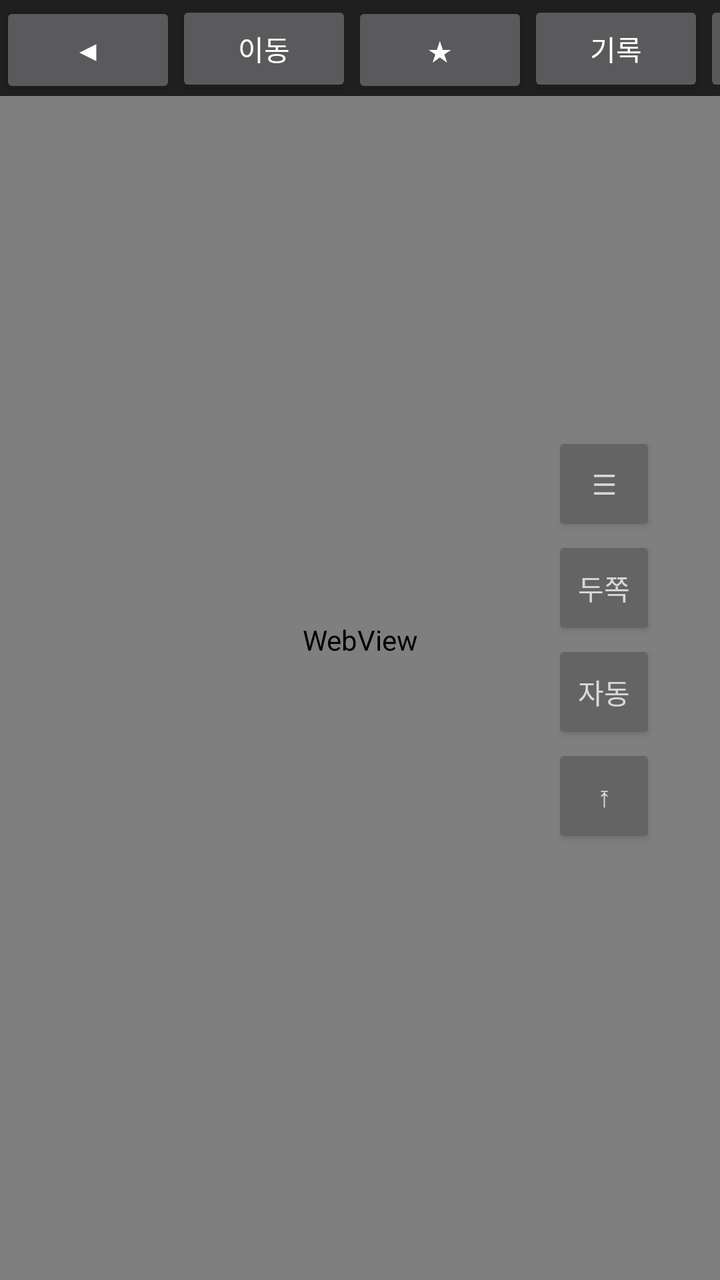
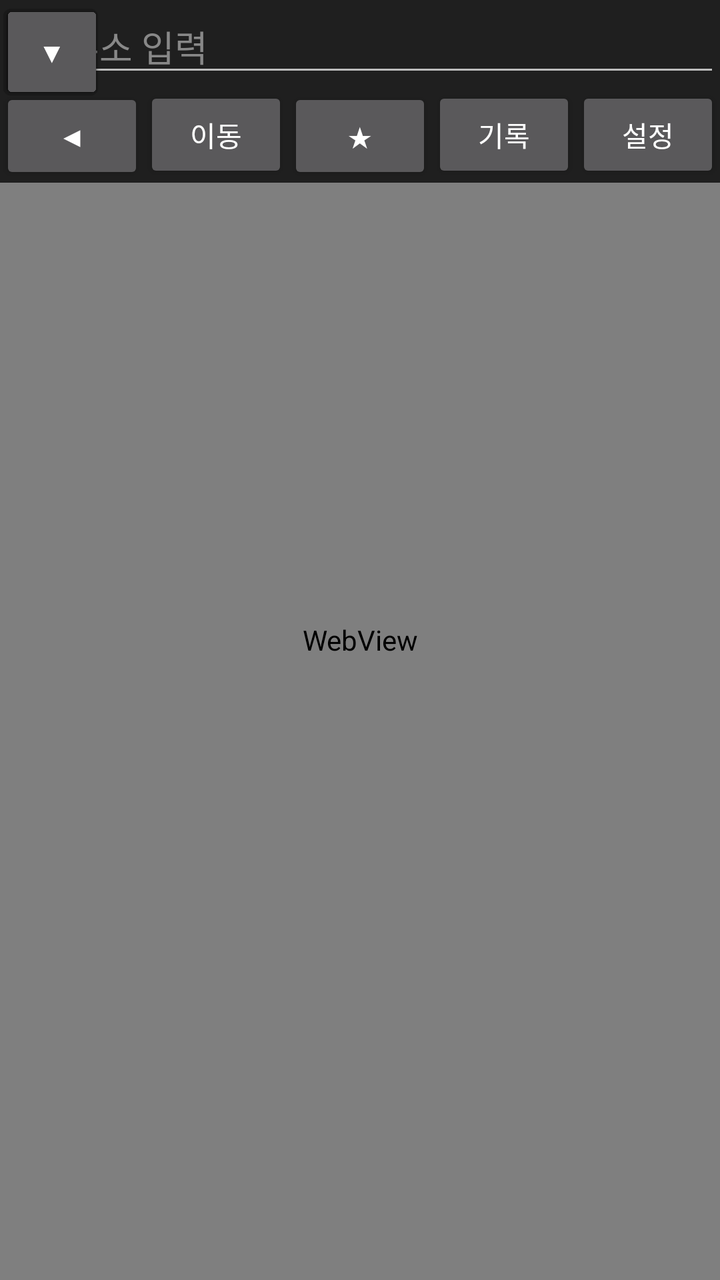

Before-and-after screenshots of an Android layout around one commit, followed by the original layout XML and the change that was made.
<!-- AndroidManifest.xml: application theme android:Theme.Material.NoActionBar -->
<!-- res/layout/activity_main.xml -->
<?xml version="1.0" encoding="utf-8"?>
<FrameLayout xmlns:android="http://schemas.android.com/apk/res/android"
    android:layout_width="match_parent" android:layout_height="match_parent" android:background="#111111">

    <WebView android:id="@+id/web" android:layout_width="match_parent" android:layout_height="match_parent" />

    <LinearLayout android:id="@+id/topBar" android:layout_width="match_parent"
        android:layout_height="wrap_content" android:orientation="horizontal"
        android:layout_gravity="top" android:background="#DD111111">
        <Button android:id="@+id/backBtn" android:layout_width="wrap_content"
            android:layout_height="wrap_content" android:text="◀" />
        <EditText android:id="@+id/urlInput" android:layout_width="0dp" android:layout_weight="1"
            android:layout_height="wrap_content" android:hint="웹 주소 입력" android:inputType="textUri"
            android:imeOptions="actionGo" android:singleLine="true" android:textColor="#FFFFFF"
            android:textColorHint="#888888" />
        <Button android:id="@+id/goBtn" android:layout_width="wrap_content"
            android:layout_height="wrap_content" android:text="이동" />
        <Button android:id="@+id/bookmarkBtn" android:layout_width="wrap_content"
            android:layout_height="wrap_content" android:text="★" />
        <Button android:id="@+id/historyBtn" android:layout_width="wrap_content"
            android:layout_height="wrap_content" android:text="기록" />
        <Button android:id="@+id/settingsBtn" android:layout_width="wrap_content"
            android:layout_height="wrap_content" android:text="설정" />
    </LinearLayout>

    <Button android:id="@+id/nextBtn" android:layout_width="wrap_content" android:layout_height="wrap_content"
        android:layout_gravity="bottom|center_horizontal" android:layout_marginBottom="24dp"
        android:text="다음화 ▶" android:visibility="gone" />

    <LinearLayout android:id="@+id/btnBox" android:layout_width="wrap_content" android:layout_height="wrap_content"
        android:layout_gravity="end|center_vertical" android:layout_marginEnd="32dp" android:orientation="vertical" android:alpha="0.7">
        <Button android:id="@+id/menuBtn" android:layout_width="52dp" android:layout_height="52dp" android:text="☰" />
        <Button android:id="@+id/twoBtn" android:layout_width="52dp" android:layout_height="52dp" android:text="두쪽" />
        <Button android:id="@+id/autoBtn" android:layout_width="52dp" android:layout_height="52dp" android:text="자동" />
        <Button android:id="@+id/topBtn" android:layout_width="52dp" android:layout_height="52dp" android:text="⤒" />
    </LinearLayout>

    <FrameLayout android:id="@+id/scrollTrack" android:layout_width="32dp" android:layout_height="match_parent"
        android:layout_gravity="end" android:layout_marginTop="64dp" android:layout_marginBottom="16dp">
        <View android:id="@+id/scrollThumb" android:layout_width="12dp" android:layout_height="64dp"
            android:layout_gravity="end" android:layout_marginEnd="4dp" android:visibility="gone" />
    </FrameLayout>
</FrameLayout>
<!-- resources referenced by this layout -->
<resources>

</resources>

<!-- the commit's change to res/layout/activity_main.xml (unified diff, before → after) -->
@@ -2,41 +2,49 @@
 <FrameLayout xmlns:android="http://schemas.android.com/apk/res/android"
     android:layout_width="match_parent" android:layout_height="match_parent" android:background="#111111">
 
-    <WebView android:id="@+id/web" android:layout_width="match_parent" android:layout_height="match_parent" />
+    <WebView android:id="@+id/web" android:layout_width="match_parent" android:layout_height="match_parent"
+        android:scrollbars="none" />
 
+    
     <LinearLayout android:id="@+id/topBar" android:layout_width="match_parent"
-        android:layout_height="wrap_content" android:orientation="horizontal"
+        android:layout_height="wrap_content" android:orientation="vertical"
         android:layout_gravity="top" android:background="#DD111111">
-        <Button android:id="@+id/backBtn" android:layout_width="wrap_content"
-            android:layout_height="wrap_content" android:text="◀" />
-        <EditText android:id="@+id/urlInput" android:layout_width="0dp" android:layout_weight="1"
+        <EditText android:id="@+id/urlInput" android:layout_width="match_parent"
             android:layout_height="wrap_content" android:hint="웹 주소 입력" android:inputType="textUri"
             android:imeOptions="actionGo" android:singleLine="true" android:textColor="#FFFFFF"
-            android:textColorHint="#888888" />
-        <Button android:id="@+id/goBtn" android:layout_width="wrap_content"
-            android:layout_height="wrap_content" android:text="이동" />
-        <Button android:id="@+id/bookmarkBtn" android:layout_width="wrap_content"
-            android:layout_height="wrap_content" android:text="★" />
-        <Button android:id="@+id/historyBtn" android:layout_width="wrap_content"
-            android:layout_height="wrap_content" android:text="기록" />
-        <Button android:id="@+id/settingsBtn" android:layout_width="wrap_content"
-            android:layout_height="wrap_content" android:text="설정" />
+            android:textColorHint="#888888" android:paddingStart="12dp" android:paddingEnd="12dp" />
+        <LinearLayout android:layout_width="match_parent" android:layout_height="wrap_content"
+            android:orientation="horizontal">
+            <Button android:id="@+id/backBtn" android:layout_width="0dp" android:layout_weight="1"
+                android:layout_height="wrap_content" android:text="◀" />
+            <Button android:id="@+id/goBtn" android:layout_width="0dp" android:layout_weight="1"
+                android:layout_height="wrap_content" android:text="이동" />
+            <Button android:id="@+id/bookmarkBtn" android:layout_width="0dp" android:layout_weight="1"
+                android:layout_height="wrap_content" android:text="★" />
+            <Button android:id="@+id/historyBtn" android:layout_width="0dp" android:layout_weight="1"
+                android:layout_height="wrap_content" android:text="기록" />
+            <Button android:id="@+id/settingsBtn" android:layout_width="0dp" android:layout_weight="1"
+                android:layout_height="wrap_content" android:text="설정" />
+        </LinearLayout>
     </LinearLayout>
 
     <Button android:id="@+id/nextBtn" android:layout_width="wrap_content" android:layout_height="wrap_content"
         android:layout_gravity="bottom|center_horizontal" android:layout_marginBottom="24dp"
         android:text="다음화 ▶" android:visibility="gone" />
 
-    <LinearLayout android:id="@+id/btnBox" android:layout_width="wrap_content" android:layout_height="wrap_content"
-        android:layout_gravity="end|center_vertical" android:layout_marginEnd="32dp" android:orientation="vertical" android:alpha="0.7">
+    
+    <FrameLayout android:id="@+id/btnLayer" android:layout_width="match_parent" android:layout_height="match_parent"
+        android:clipChildren="false">
         <Button android:id="@+id/menuBtn" android:layout_width="52dp" android:layout_height="52dp" android:text="☰" />
         <Button android:id="@+id/twoBtn" android:layout_width="52dp" android:layout_height="52dp" android:text="두쪽" />
         <Button android:id="@+id/autoBtn" android:layout_width="52dp" android:layout_height="52dp" android:text="자동" />
         <Button android:id="@+id/topBtn" android:layout_width="52dp" android:layout_height="52dp" android:text="⤒" />
-    </LinearLayout>
+        <Button android:id="@+id/upBtn" android:layout_width="52dp" android:layout_height="52dp" android:text="▲" />
+        <Button android:id="@+id/downBtn" android:layout_width="52dp" android:layout_height="52dp" android:text="▼" />
+    </FrameLayout>
 
     <FrameLayout android:id="@+id/scrollTrack" android:layout_width="32dp" android:layout_height="match_parent"
-        android:layout_gravity="end" android:layout_marginTop="64dp" android:layout_marginBottom="16dp">
+        android:layout_gravity="end" android:layout_marginTop="110dp" android:layout_marginBottom="16dp">
         <View android:id="@+id/scrollThumb" android:layout_width="12dp" android:layout_height="64dp"
             android:layout_gravity="end" android:layout_marginEnd="4dp" android:visibility="gone" />
     </FrameLayout>
